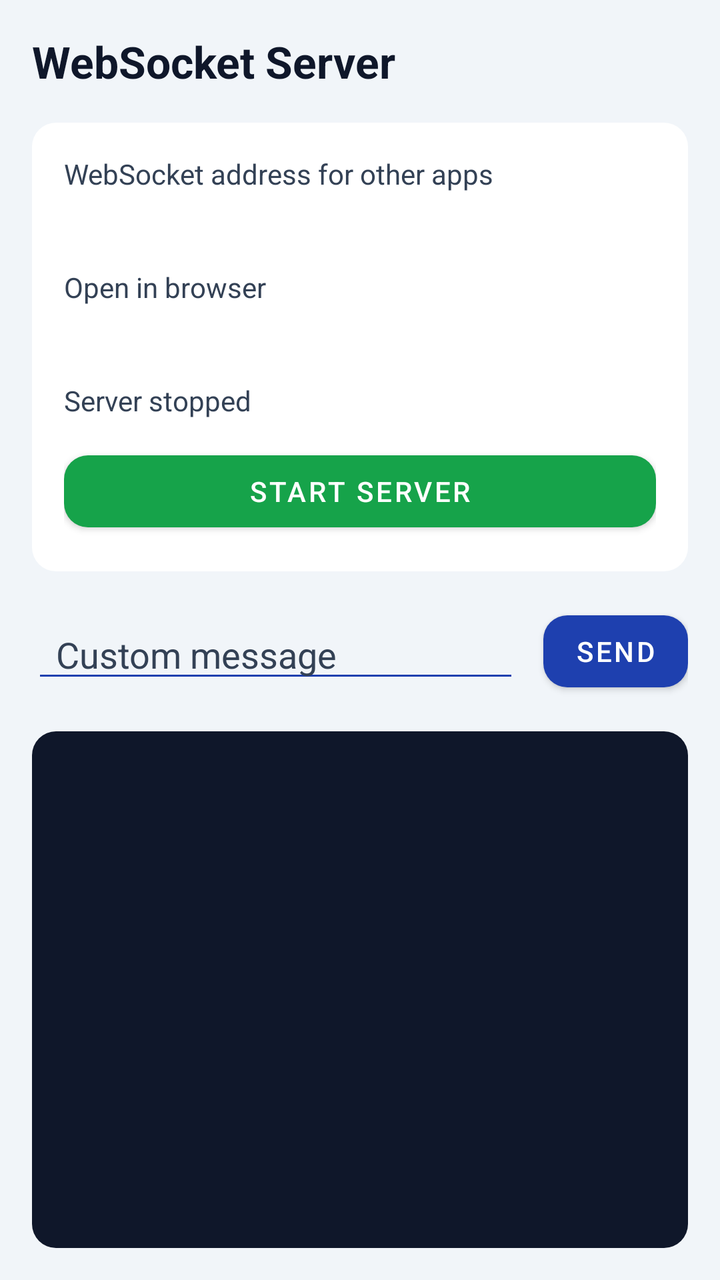
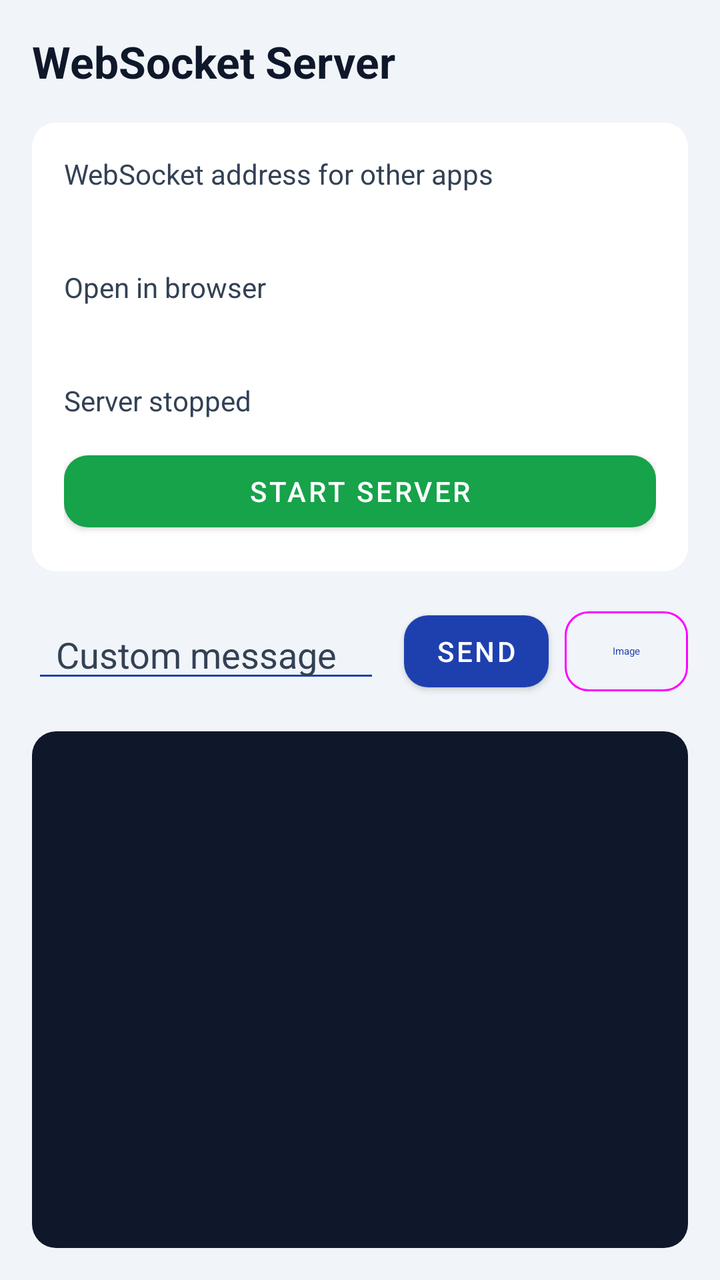

Screens rendered from an Android XML layout before and after an edit, with the pre-edit source and the edit as a unified diff.
<!-- AndroidManifest.xml: application theme Theme.PGMImageViewer -->
<!-- res/layout/activity_web_socket.xml -->
<?xml version="1.0" encoding="utf-8"?>
<LinearLayout xmlns:android="http://schemas.android.com/apk/res/android"
    xmlns:app="http://schemas.android.com/apk/res-auto"
    android:layout_width="match_parent"
    android:layout_height="match_parent"
    android:background="@color/slate_100"
    android:fitsSystemWindows="true"
    android:orientation="vertical"
    android:padding="16dp">

    <TextView
        android:layout_width="match_parent"
        android:layout_height="wrap_content"
        android:text="@string/websocket_title"
        android:textColor="@color/slate_900"
        android:textSize="22sp"
        android:textStyle="bold" />

    <FrameLayout
        android:layout_width="match_parent"
        android:layout_height="wrap_content"
        android:layout_marginTop="16dp"
        android:background="@drawable/bg_card_white"
        android:padding="16dp">

        <LinearLayout
            android:layout_width="match_parent"
            android:layout_height="wrap_content"
            android:orientation="vertical">

            <TextView
                android:layout_width="match_parent"
                android:layout_height="wrap_content"
                android:text="@string/websocket_server_address"
                android:textColor="@color/slate_700"
                android:textSize="14sp" />

            <TextView
                android:id="@+id/text_view_websocket_address"
                android:layout_width="match_parent"
                android:layout_height="wrap_content"
                android:layout_marginTop="4dp"
                android:textColor="@color/slate_900"
                android:textIsSelectable="true"
                android:textSize="16sp"
                android:textStyle="bold" />

            <TextView
                android:layout_width="match_parent"
                android:layout_height="wrap_content"
                android:layout_marginTop="12dp"
                android:text="@string/websocket_browser_address"
                android:textColor="@color/slate_700"
                android:textSize="14sp" />

            <TextView
                android:id="@+id/text_view_websocket_http_address"
                android:layout_width="match_parent"
                android:layout_height="wrap_content"
                android:layout_marginTop="4dp"
                android:textColor="@color/blue_500"
                android:textIsSelectable="true"
                android:textSize="16sp"
                android:textStyle="bold" />

            <TextView
                android:id="@+id/text_view_websocket_status"
                android:layout_width="match_parent"
                android:layout_height="wrap_content"
                android:layout_marginTop="12dp"
                android:text="@string/websocket_status_stopped"
                android:textColor="@color/slate_700"
                android:textSize="14sp" />

            <com.google.android.material.button.MaterialButton
                android:id="@+id/button_websocket_toggle"
                android:layout_width="match_parent"
                android:layout_height="wrap_content"
                android:layout_marginTop="12dp"
                android:text="@string/websocket_start"
                android:textColor="@color/white"
                app:backgroundTint="@color/green_600"
                app:cornerRadius="12dp" />
        </LinearLayout>
    </FrameLayout>

    <LinearLayout
        android:layout_width="match_parent"
        android:layout_height="wrap_content"
        android:layout_marginTop="16dp"
        android:gravity="center_vertical"
        android:orientation="horizontal">

        <EditText
            android:id="@+id/edit_text_websocket_message"
            android:layout_width="0dp"
            android:layout_height="wrap_content"
            android:layout_weight="1"
            android:backgroundTint="@color/blue_500"
            android:hint="@string/websocket_message_hint"
            android:inputType="text"
            android:maxLines="3"
            android:paddingStart="12dp"
            android:paddingEnd="12dp"
            android:textColor="@color/slate_900"
            android:textColorHint="@color/slate_700" />

        <com.google.android.material.button.MaterialButton
            android:id="@+id/button_websocket_send"
            android:layout_width="wrap_content"
            android:layout_height="wrap_content"
            android:layout_marginStart="12dp"
            android:minWidth="0dp"
            android:text="@string/websocket_send"
            android:textColor="@color/white"
            app:backgroundTint="@color/blue_500"
            app:cornerRadius="12dp" />
    </LinearLayout>

    <FrameLayout
        android:layout_width="match_parent"
        android:layout_height="0dp"
        android:layout_marginTop="16dp"
        android:layout_weight="1"
        android:background="@drawable/bg_rounded_dark"
        android:padding="12dp">

        <ScrollView
            android:id="@+id/scroll_view_websocket_log"
            android:layout_width="match_parent"
            android:layout_height="match_parent"
            android:fadeScrollbars="false"
            android:scrollbars="vertical">

            <TextView
                android:id="@+id/text_view_websocket_log"
                android:layout_width="match_parent"
                android:layout_height="wrap_content"
                android:fontFamily="monospace"
                android:textColor="@color/white"
                android:textIsSelectable="true"
                android:textSize="12sp" />
        </ScrollView>
    </FrameLayout>

</LinearLayout>
<!-- resources referenced by this layout -->
<resources>
  <color name="blue_500">#FF1E40AF</color>
  <color name="green_600">#FF16A34A</color>
  <color name="slate_100">#FFF1F5F9</color>
  <color name="slate_700">#FF334155</color>
  <color name="slate_900">#FF0F172A</color>
  <color name="white">#FFFFFFFF</color>
  <!-- drawable bg_card_white (drawable) -->
  <?xml version="1.0" encoding="utf-8"?>
  <shape xmlns:android="http://schemas.android.com/apk/res/android"
      android:shape="rectangle">
      <solid android:color="@color/white" />
      <corners android:radius="12dp" />
  </shape>
  <!-- drawable bg_rounded_dark (drawable) -->
  <?xml version="1.0" encoding="utf-8"?>
  <shape xmlns:android="http://schemas.android.com/apk/res/android"
      android:shape="rectangle">
      <solid android:color="@color/slate_900" />
      <corners android:radius="12dp" />
  </shape>
  <string name="websocket_browser_address">Open in browser</string>
  <string name="websocket_message_hint">Custom message</string>
  <string name="websocket_send">Send</string>
  <string name="websocket_server_address">WebSocket address for other apps</string>
  <string name="websocket_start">Start Server</string>
  <string name="websocket_status_stopped">Server stopped</string>
  <string name="websocket_title">WebSocket Server</string>
  <style name="Theme.PGMImageViewer" parent="Theme.MaterialComponents.DayNight.NoActionBar">
          <item name="colorPrimary">@color/blue_500</item>
          <item name="colorPrimaryVariant">@color/blue_700</item>
          <item name="colorOnPrimary">@color/white</item>
          <item name="colorSecondary">@color/slate_700</item>
          <item name="colorSecondaryVariant">@color/slate_900</item>
          <item name="colorOnSecondary">@color/white</item>
          <item name="android:statusBarColor">@color/white</item>
          <item name="android:windowLightStatusBar">true</item>
          <item name="android:windowBackground">@color/slate_100</item>
      </style>
  <color name="blue_700">#FF1D4ED8</color>
</resources>

<!-- the commit's change to res/layout/activity_web_socket.xml (unified diff, before → after) -->
@@ -115,6 +115,17 @@
             android:textColor="@color/white"
             app:backgroundTint="@color/blue_500"
             app:cornerRadius="12dp" />
+
+        <com.google.android.material.button.MaterialButton
+            android:id="@+id/button_websocket_image"
+            style="@style/Widget.Material3.Button.OutlinedButton"
+            android:layout_width="wrap_content"
+            android:layout_height="wrap_content"
+            android:layout_marginStart="8dp"
+            android:minWidth="0dp"
+            android:text="@string/websocket_image"
+            android:textColor="@color/blue_500"
+            app:cornerRadius="12dp" />
     </LinearLayout>
 
     <FrameLayout
<!-- resource entries referenced after the edit -->
@@ -21,6 +21,7 @@
       <corners android:radius="12dp" />
   </shape>
   <string name="websocket_browser_address">Open in browser</string>
+  <string name="websocket_image">Image</string>
   <string name="websocket_message_hint">Custom message</string>
   <string name="websocket_send">Send</string>
   <string name="websocket_server_address">WebSocket address for other apps</string>
